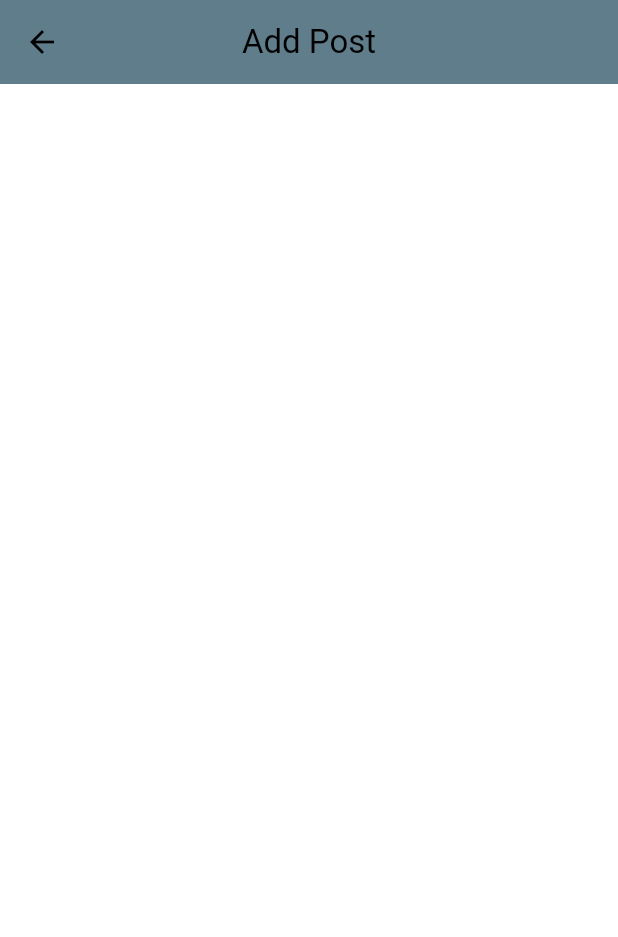
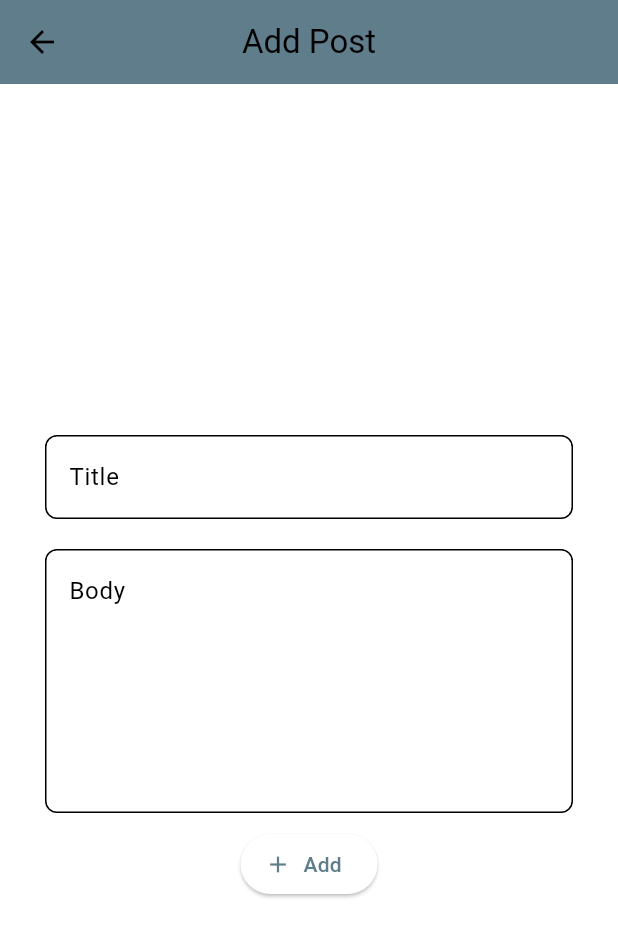
Before and after one commit to M-Usif1997/cleanArchitecture_flutter-demo, a Flutter app: the PostAddUpdatePage screen opened directly, on a phone screen of 412 x 824 dp. Shown: the top 937 px of the screen. Run offline on Flutter 3.47's test engine with Material 3 defaults, Android fonts, the phone set to English and light mode, and no system bars; our stand-ins replace bloc, dartz, equatable, flutter_bloc, get_it, internet_connection_checker and 1 more; accounts and stored records are empty; network calls fail.

Commit message:
Create Post add update page in pages in presentation layer - part 2

```diff
--- /dev/null
+++ b/devtools_options.yaml
@@ -0,0 +1,3 @@
+description: This file stores settings for Dart & Flutter DevTools.
+documentation: https://docs.flutter.dev/tools/devtools/extensions#configure-extension-enablement-states
+extensions:
--- a/lib/featutes/posts/data/models/posts_model.dart
+++ b/lib/featutes/posts/data/models/posts_model.dart
@@ -2,7 +2,7 @@
 import '../../domain/entities/post.dart';
 
 class PostModel extends Post {
-  const PostModel({required super.id, required super.title, required super.body});
+  const PostModel({super.id, required super.title, required super.body});
 
   factory PostModel.fromJson(Map<String, dynamic> json) {
     return PostModel(id: json['id'], title: json['title'], body: json['body']);
--- a/lib/featutes/posts/data/repositories/post_repository_impl.dart
+++ b/lib/featutes/posts/data/repositories/post_repository_impl.dart
@@ -47,7 +47,7 @@ class PostsRepositoryImpl implements PostsRepository {
 
 
     final PostModel postModel =
-        PostModel(id: post.id, title: post.title, body: post.body);
+        PostModel(title: post.title, body: post.body);
     return await  _getMessage(() => remoteDataSource.addPost(postModel));
   }
 
--- a/lib/featutes/posts/domain/entities/post.dart
+++ b/lib/featutes/posts/domain/entities/post.dart
@@ -5,11 +5,11 @@ import 'package:equatable/equatable.dart';
 //equatable to compare values not references
 class Post extends Equatable {
 
-  final int id;
+  final int ? id;
   final String title;
   final String body;
 
-  const Post({required this.id, required this.title, required this.body});
+  const Post({ this.id, required this.title, required this.body});
 
   @override
   List<Object?> get props => [id, title, body];
--- a/lib/featutes/posts/presentation/pages/post_add_update_page.dart
+++ b/lib/featutes/posts/presentation/pages/post_add_update_page.dart
@@ -1,17 +1,17 @@
 import 'package:clean_architecture_posts_app/core/widgets/loading_widget.dart';
 import 'package:clean_architecture_posts_app/featutes/posts/presentation/bloc/add_delete_update_post/add_delete_update_post_bloc.dart';
 import 'package:clean_architecture_posts_app/featutes/posts/presentation/pages/posts_page.dart';
-import 'package:clean_architecture_posts_app/featutes/posts/presentation/widgets/post_add_update_page/form_widget.dart';
 import 'package:flutter/material.dart';
 import 'package:flutter_bloc/flutter_bloc.dart';
 
 import '../../../../core/utils/snackbar_message.dart';
 import '../../domain/entities/post.dart';
+import '../widgets/post_add_update_page/form_widget.dart';
 
 class PostAddUpdatePage extends StatelessWidget {
+
+  final bool isUpdatePost;
   final Post? post;
-  final bool isUpdatePost;
-
   const PostAddUpdatePage({super.key, required this.isUpdatePost, this.post});
 
   @override
--- /dev/null
+++ b/lib/featutes/posts/presentation/widgets/post_add_update_page/form_submit_btn.dart
@@ -0,0 +1,20 @@
+import 'package:flutter/material.dart';
+
+class FormSubmitBtn extends StatelessWidget {
+  final void Function() onPressed;
+  final bool isUpdatePost;
+
+  const FormSubmitBtn({
+    Key? key,
+    required this.onPressed,
+    required this.isUpdatePost,
+  }) : super(key: key);
+
+  @override
+  Widget build(BuildContext context) {
+    return ElevatedButton.icon(
+        onPressed: onPressed,
+        icon: isUpdatePost ? const Icon(Icons.edit) : Icon(Icons.add),
+        label: Text(isUpdatePost ? "Update" : "Add"));
+  }
+}
--- a/lib/featutes/posts/presentation/widgets/post_add_update_page/form_widget.dart
+++ b/lib/featutes/posts/presentation/widgets/post_add_update_page/form_widget.dart
@@ -1,6 +1,10 @@
+import 'package:clean_architecture_posts_app/featutes/posts/presentation/widgets/post_add_update_page/form_submit_btn.dart';
+import 'package:clean_architecture_posts_app/featutes/posts/presentation/widgets/post_add_update_page/text_form_field_widget.dart';
 import 'package:flutter/material.dart';
+import 'package:flutter_bloc/flutter_bloc.dart';
 
 import '../../../domain/entities/post.dart';
+import '../../bloc/add_delete_update_post/add_delete_update_post_bloc.dart';
 
 class FormWidget extends StatefulWidget {
   final bool isUpdatePost;
@@ -30,9 +34,39 @@ class _FormWidgetState extends State<FormWidget> {
   Widget build(BuildContext context) {
     return Form(
         key: _formKey,
-        child: const Column(
-            mainAxisAlignment: MainAxisAlignment.center,
-            crossAxisAlignment: CrossAxisAlignment.center,
-            children: []));
+        child: SingleChildScrollView(
+          child: Column(
+              mainAxisAlignment: MainAxisAlignment.center,
+              crossAxisAlignment: CrossAxisAlignment.center,
+              children: [
+                TextFormFieldWidget(
+                    controller: _titleController,
+                    multiLines: false,
+                    name: 'Title'),
+                TextFormFieldWidget(
+                    controller: _bodyController,
+                    multiLines: true,
+                    name: 'Body'),
+                FormSubmitBtn(
+                    onPressed: validateFormThenUpdateOrAddPost,
+                    isUpdatePost: widget.isUpdatePost)
+              ]),
+        ));
+  }
+
+  void validateFormThenUpdateOrAddPost() {
+    if (_formKey.currentState!.validate()) {
+      final post = Post(
+          id: widget.isUpdatePost ? widget.post!.id : null,
+          title: _titleController.text,
+          body: _bodyController.text);
+      if (widget.isUpdatePost) {
+        BlocProvider.of<AddDeleteUpdatePostBloc>(context)
+            .add(UpdatePostEvent(post: post));
+      } else {
+        BlocProvider.of<AddDeleteUpdatePostBloc>(context)
+            .add(AddPostEvent(post: post));
+      }
+    }
   }
 }
--- /dev/null
+++ b/lib/featutes/posts/presentation/widgets/post_add_update_page/text_form_field_widget.dart
@@ -0,0 +1,26 @@
+import 'package:flutter/material.dart';
+
+class TextFormFieldWidget extends StatelessWidget {
+  final TextEditingController controller;
+  final bool multiLines;
+  final String name;
+  const TextFormFieldWidget({
+    Key? key,
+    required this.controller,
+    required this.multiLines,
+    required this.name,
+  }) : super(key: key);
+
+  @override
+  Widget build(BuildContext context) {
+    return Padding(
+        padding: const EdgeInsets.symmetric(vertical: 10, horizontal: 20),
+        child: TextFormField(
+          minLines: multiLines ? 6 : 1,
+          maxLines: multiLines ? 6 : 1,
+          controller: controller,
+          validator: (val) => val!.isEmpty ? "$name Can't be empty" : null,
+          decoration: InputDecoration(hintText: name),
+        ));
+  }
+}
```
